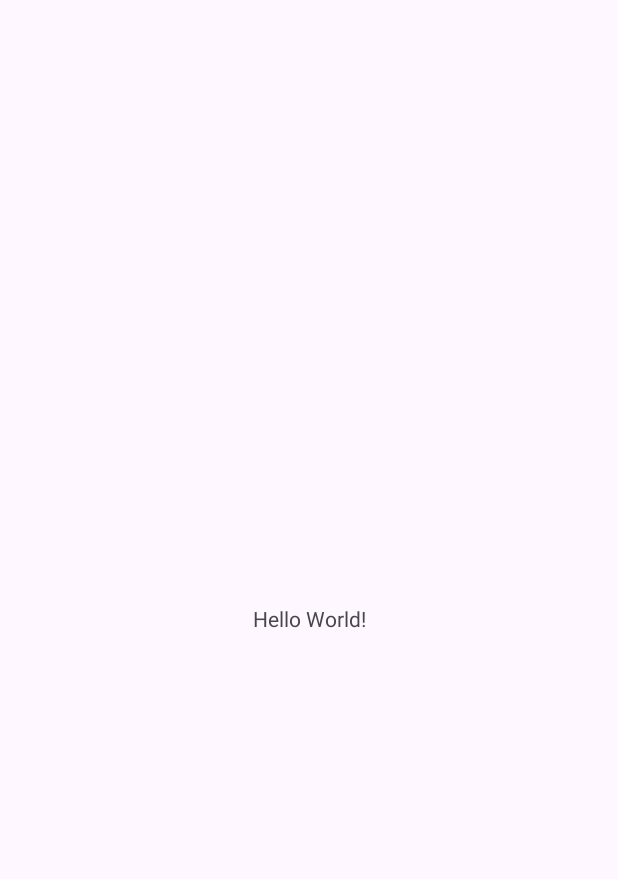
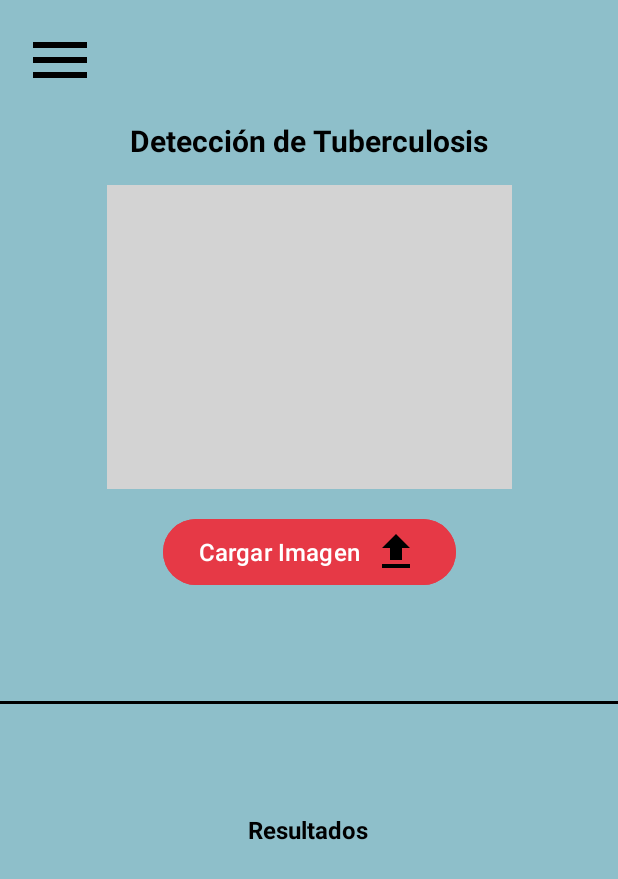
Before and after one commit to Gus03tavo/DeepTB, an Android app: the screen it shows after launch (MainActivity), on a phone screen of 412 x 824 dp. Before the commit the part shown is almost empty. Shown: the top 879 px of the screen. Run offline under Robolectric (Android 15) with nearby library versions, the phone set to English and light mode, and no system bars.

Commit message:
Funcionalidad Principal de la aplicacion

```diff
--- a/app/src/main/java/com/fgustavo/deeptb/MainActivity.kt
+++ b/app/src/main/java/com/fgustavo/deeptb/MainActivity.kt
@@ -1,12 +1,23 @@
 package com.fgustavo.deeptb
 
+import android.app.Activity
+import android.content.Intent
+import android.graphics.BitmapFactory
 import android.os.Bundle
+import android.widget.Button
+import android.widget.ImageButton
+import android.widget.ImageView
 import androidx.activity.enableEdgeToEdge
 import androidx.appcompat.app.AppCompatActivity
 import androidx.core.view.ViewCompat
 import androidx.core.view.WindowInsetsCompat
 
 class MainActivity : AppCompatActivity() {
+    private val IMAGE_REQUEST_CODE = 100
+    private lateinit var btncargarimagen: Button
+    private lateinit var menuboton: ImageButton
+    private lateinit var imagencargada: ImageView
+    private lateinit var deleteboton: ImageButton
     override fun onCreate(savedInstanceState: Bundle?) {
         super.onCreate(savedInstanceState)
         enableEdgeToEdge()
@@ -16,5 +27,41 @@ class MainActivity : AppCompatActivity() {
             v.setPadding(systemBars.left, systemBars.top, systemBars.right, systemBars.bottom)
             insets
         }
+        initialize()
+    }
+    private fun initialize() {
+        btncargarimagen = findViewById(R.id.BtnCargarImagen)
+        menuboton = findViewById(R.id.menu_button)
+        imagencargada = findViewById(R.id.imagenCargar)
+        deleteboton = findViewById(R.id.deleteButton)
+        btncargarimagen.setOnClickListener {
+            val intent = Intent(Intent.ACTION_PICK)
+            intent.type = "image/*"
+            startActivityForResult(intent, IMAGE_REQUEST_CODE)
+        }
+        menuboton.setOnClickListener {
+            // Open the menu here
+        }
+        deleteboton.setOnClickListener {
+            // Delete the image here
+            imagencargada.setImageResource(0)  // Elimina la imagen cargada
+            imagencargada.setBackgroundColor(getColor(android.R.color.darker_gray))  // Vuelve a poner el fondo gris
+            deleteboton.visibility = ImageButton.GONE  // Oculta el botón de eliminar
+        }
+    }
+
+    override fun onActivityResult(requestCode: Int, resultCode: Int, data: Intent?) {
+        super.onActivityResult(requestCode, resultCode, data)
+        if (requestCode == IMAGE_REQUEST_CODE && resultCode == Activity.RESULT_OK) {
+            val imageUri = data?.data
+            val inputStream = contentResolver.openInputStream(imageUri!!)
+            val selectedImage = BitmapFactory.decodeStream(inputStream)
+
+            val imagePreview = findViewById<ImageView>(R.id.imagenCargar)
+            val deleteButton = findViewById<ImageButton>(R.id.deleteButton)
+
+            imagePreview.setImageBitmap(selectedImage)
+            deleteButton.visibility = ImageButton.VISIBLE  // Muestra el botón de eliminar
+        }
     }
 }
--- /dev/null
+++ b/app/src/main/res/drawable/arrow_back_24.xml
@@ -0,0 +1,5 @@
+<vector xmlns:android="http://schemas.android.com/apk/res/android" android:autoMirrored="true" android:height="24dp" android:tint="#000000" android:viewportHeight="24" android:viewportWidth="24" android:width="24dp">
+
+    <path android:fillColor="@android:color/white" android:pathData="M20,11H7.83l5.59,-5.59L12,4l-8,8 8,8 1.41,-1.41L7.83,13H20v-2z"/>
+
+</vector>
--- /dev/null
+++ b/app/src/main/res/drawable/file_upload_32.xml
@@ -0,0 +1,5 @@
+<vector xmlns:android="http://schemas.android.com/apk/res/android" android:height="32dp" android:tint="#000000" android:viewportHeight="24" android:viewportWidth="24" android:width="32dp">
+
+    <path android:fillColor="@android:color/white" android:pathData="M9,16h6v-6h4l-7,-7 -7,7h4zM5,18h14v2L5,20z"/>
+
+</vector>
--- /dev/null
+++ b/app/src/main/res/drawable/menu_48.xml
@@ -0,0 +1,5 @@
+<vector xmlns:android="http://schemas.android.com/apk/res/android" android:height="48dp" android:tint="#000000" android:viewportHeight="24" android:viewportWidth="24" android:width="48dp">
+
+    <path android:fillColor="@android:color/white" android:pathData="M3,18h18v-2L3,16v2zM3,13h18v-2L3,11v2zM3,6v2h18L21,6L3,6z"/>
+
+</vector>
--- a/app/src/main/res/layout/activity_main.xml
+++ b/app/src/main/res/layout/activity_main.xml
@@ -3,17 +3,112 @@
     xmlns:app="http://schemas.android.com/apk/res-auto"
     xmlns:tools="http://schemas.android.com/tools"
     android:id="@+id/main"
+    android:background="@color/Backgroud_Main"
     android:layout_width="match_parent"
     android:layout_height="match_parent"
     tools:context=".MainActivity">
 
-    <TextView
+    <!-- Menú hamburguesa -->
+    <ImageButton
+        android:id="@+id/menu_button"
         android:layout_width="wrap_content"
         android:layout_height="wrap_content"
-        android:text="Hello World!"
+        android:background="?android:attr/selectableItemBackground"
+        android:src="@drawable/menu_48"
+        app:layout_constraintTop_toTopOf="parent"
+        app:layout_constraintStart_toStartOf="parent"
+        android:layout_margin="16dp" />
+
+    <!-- Título -->
+    <TextView
+        android:id="@+id/title"
+        android:layout_width="wrap_content"
+        android:layout_height="wrap_content"
+        android:text="Detección de Tuberculosis"
+        android:textSize="20sp"
+        android:textColor="#000000"
+        android:textStyle="bold"
+        app:layout_constraintTop_toBottomOf="@id/menu_button"
+        app:layout_constraintStart_toStartOf="parent"
+        app:layout_constraintEnd_toEndOf="parent"
+        android:layout_marginTop="16dp" />
+
+    <!-- Vista previa de la imagen -->
+    <ImageView
+        android:id="@+id/imagenCargar"
+        android:layout_width="270dp"
+        android:layout_height="202.5dp"
+        android:background="#D3D3D3"
+        android:scaleType="centerCrop"
+        app:layout_constraintTop_toBottomOf="@id/title"
+        app:layout_constraintStart_toStartOf="parent"
+        app:layout_constraintEnd_toEndOf="parent"
+        android:layout_marginTop="16dp" />
+
+    <!-- Botón de eliminar imagen (inicialmente oculto) -->
+
+    <!-- Botón de cargar imagen -->
+    <ImageButton
+        android:id="@+id/deleteButton"
+        android:layout_width="40dp"
+        android:layout_height="40dp"
+        android:layout_margin="8dp"
+        android:layout_marginTop="12dp"
+        android:layout_marginEnd="284dp"
+        android:background="?android:attr/selectableItemBackground"
+        android:src="@drawable/eliminar_32"
+        android:visibility="gone"
+        app:layout_constraintEnd_toEndOf="@id/imagenCargar"
+        app:layout_constraintTop_toTopOf="@id/imagenCargar"
+        />
+
+    <Button
+        android:id="@+id/BtnCargarImagen"
+        android:layout_width="wrap_content"
+        android:layout_height="wrap_content"
+        android:text="Cargar Imagen"
+        android:textColor="@color/white"
+        android:textSize="16sp"
+        android:backgroundTint="#E63946"
+        android:drawableRight="@drawable/file_upload_32"
+        app:layout_constraintTop_toBottomOf="@id/imagenCargar"
+        app:layout_constraintStart_toStartOf="parent"
+        app:layout_constraintEnd_toEndOf="parent"
+        android:layout_marginTop="16dp" />
+
+    <!-- Resultados -->
+    <View
+        android:layout_width="match_parent"
+        android:layout_height="2dp"
+        android:background="@color/black"
+        app:layout_constraintBottom_toTopOf="@+id/resultsTitle"
+        app:layout_constraintTop_toBottomOf="@+id/BtnCargarImagen"
+        tools:layout_editor_absoluteX="0dp" />
+
+    <TextView
+        android:id="@+id/resultsTitle"
+        android:layout_width="wrap_content"
+        android:layout_height="wrap_content"
+        android:layout_marginBottom="260dp"
+        android:text="Resultados"
+        android:textColor="#000000"
+        android:textSize="16sp"
+        android:textStyle="bold"
         app:layout_constraintBottom_toBottomOf="parent"
         app:layout_constraintEnd_toEndOf="parent"
+        app:layout_constraintHorizontal_bias="0.498"
+        app:layout_constraintStart_toStartOf="parent" />
+
+    <!-- Texto que mostrará el resultado de la predicción -->
+    <TextView
+        android:id="@+id/predictionResult"
+        android:layout_width="wrap_content"
+        android:layout_height="wrap_content"
+        android:textSize="16sp"
+        android:textColor="#000000"
+        android:layout_marginTop="8dp"
+        app:layout_constraintTop_toBottomOf="@id/resultsTitle"
         app:layout_constraintStart_toStartOf="parent"
-        app:layout_constraintTop_toTopOf="parent" />
+        app:layout_constraintEnd_toEndOf="parent" />
 
 </androidx.constraintlayout.widget.ConstraintLayout>
--- a/app/src/main/res/values/colors.xml
+++ b/app/src/main/res/values/colors.xml
@@ -2,4 +2,8 @@
 <resources>
     <color name="black">#FF000000</color>
     <color name="white">#FFFFFFFF</color>
+    <color name="Backgroud_Main">#8EBFCA</color>
+    <color name="Backgroud_Login">#FAFBEE</color>
+    <color name="Botones_Login">#E2B1AF</color>
+    <color name="Botones_Main">#C55450</color>
 </resources>
```
Also changed, not shown: app/src/main/res/drawable/eliminar_32.png (added).
